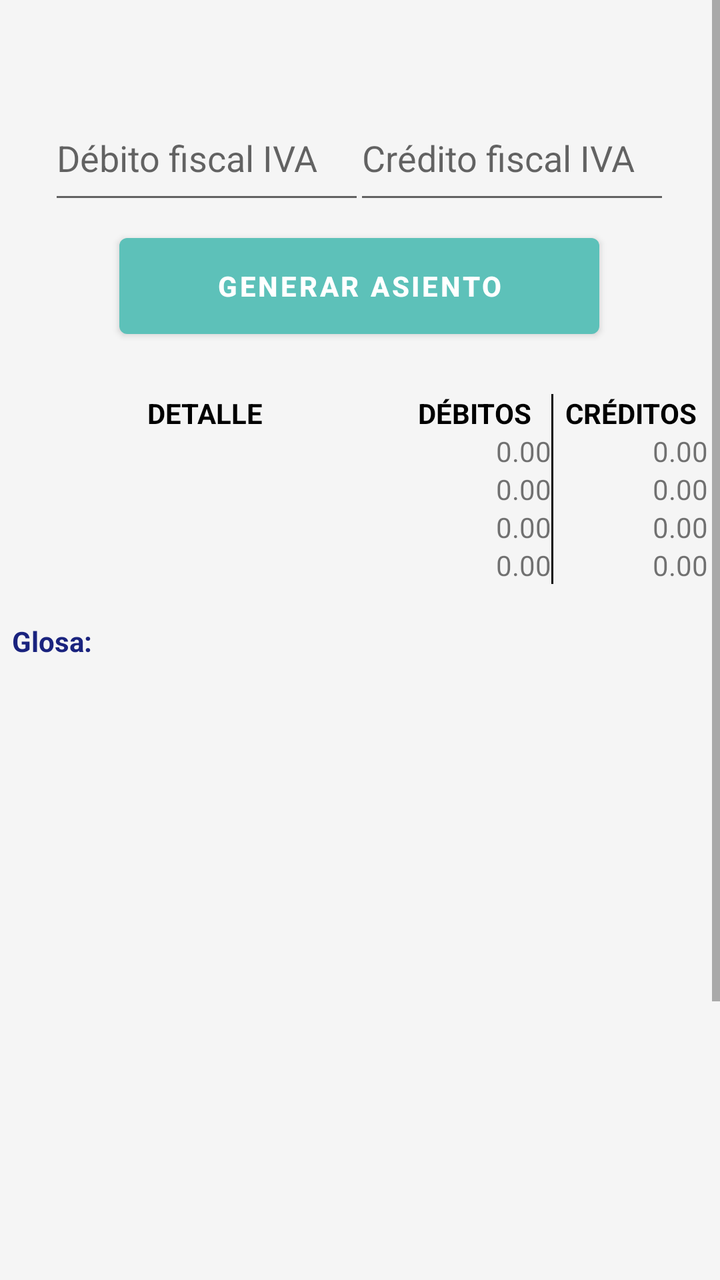
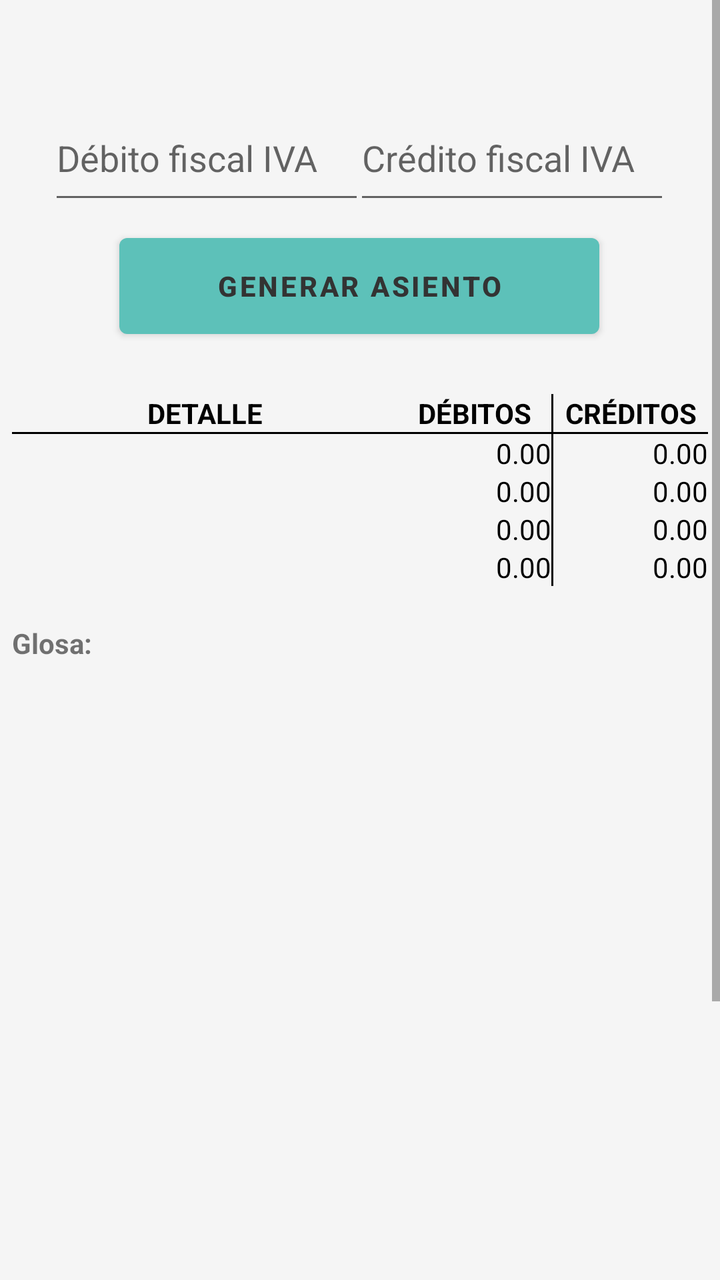

Two renders of the same Android screen: before a commit and after it. Below are the layout's source before the change and the commit's diff.
<!-- AndroidManifest.xml: application theme Theme.ContabilidadBasicaBolivia -->
<!-- res/layout/activity_liquidacion.xml -->
<?xml version="1.0" encoding="utf-8"?>
<ScrollView
    xmlns:android="http://schemas.android.com/apk/res/android"
    xmlns:app="http://schemas.android.com/apk/res-auto"
    xmlns:tools="http://schemas.android.com/tools"
    android:layout_width="match_parent"
    android:layout_height="match_parent"
    android:background="#F5F5F5"
    tools:context="com.datos.contabilidadbasicabolivia.Liquidacion">

    <androidx.constraintlayout.widget.ConstraintLayout
        android:layout_width="match_parent"
        android:layout_height="wrap_content">

        <EditText
            android:id="@+id/editTextNumber"
            android:layout_width="158dp"
            android:layout_height="59dp"
            android:layout_marginTop="48dp"
            android:ems="10"
            android:hint="Débito fiscal IVA"
            android:inputType="text"
            android:textColor="@color/black"
            app:layout_constraintEnd_toEndOf="parent"
            app:layout_constraintHorizontal_bias="0.121"
            app:layout_constraintStart_toStartOf="parent"
            app:layout_constraintTop_toTopOf="parent" />

        <EditText
            android:id="@+id/editTextNumber1"
            android:layout_width="158dp"
            android:layout_height="59dp"
            android:layout_marginTop="48dp"
            android:ems="10"
            android:hint="Crédito fiscal IVA"
            android:inputType="text"
            android:textColor="@color/black"
            app:layout_constraintBottom_toTopOf="@+id/button"
            app:layout_constraintEnd_toEndOf="parent"
            app:layout_constraintHorizontal_bias="0.877"
            app:layout_constraintStart_toStartOf="parent"
            app:layout_constraintTop_toTopOf="parent"
            app:layout_constraintVertical_bias="0.0" />

        <Button
            android:id="@+id/button"
            android:layout_width="240dp"
            android:layout_height="60dp"
            android:layout_marginTop="6dp"
            android:onClick="Generar"
            android:text="Generar Asiento"
            android:textStyle="bold"
            android:textColor="#ffffff"
            android:theme="@style/button1"
            app:layout_constraintEnd_toEndOf="parent"
            app:layout_constraintHorizontal_bias="0.497"
            app:layout_constraintStart_toStartOf="parent"
            app:layout_constraintTop_toBottomOf="@+id/editTextNumber" />

        <TableLayout
            android:layout_width="348dp"
            android:layout_height="621dp"
            android:layout_marginTop="24dp"
            app:layout_constraintBottom_toBottomOf="parent"
            app:layout_constraintEnd_toEndOf="parent"
            app:layout_constraintStart_toStartOf="parent"
            app:layout_constraintTop_toBottomOf="@+id/button"
            app:layout_constraintVertical_bias="0.0">

            <TableRow
                android:layout_width="match_parent"
                android:layout_height="wrap_content">

                <TextView
                    android:id="@+id/textView1"
                    android:layout_width="0dp"
                    android:layout_height="wrap_content"
                    android:layout_weight="2.5"
                    android:gravity="center"
                    android:textColor="#000000"
                    android:text="DETALLE"
                    android:textStyle="bold" />

                <TextView
                    android:id="@+id/textView2"
                    android:layout_width="0dp"
                    android:layout_height="wrap_content"
                    android:layout_weight="1"
                    android:gravity="center"
                    android:textColor="#000000"
                    android:text="DÉBITOS"
                    android:textStyle="bold" />


                <View
                    android:layout_width="1dp"
                    android:layout_height="match_parent"
                    android:background="#000000" />

                <TextView
                    android:id="@+id/textView3"
                    android:layout_width="0dp"
                    android:layout_height="wrap_content"
                    android:layout_weight="1"
                    android:gravity="center"
                    android:textColor="#000000"
                    android:text="CRÉDITOS"
                    android:textStyle="bold" />
            </TableRow>

            <TableRow
                android:layout_width="match_parent"
                android:layout_height="wrap_content">

                <TextView
                    android:id="@+id/espacioletras1"
                    android:layout_width="0dp"
                    android:layout_height="wrap_content"
                    android:layout_weight="2.5"
                    android:fontFamily="@font/sriracha"
                    android:text="" />

                <TextView
                    android:id="@+id/espacio_01"
                    android:layout_width="0dp"
                    android:layout_height="wrap_content"
                    android:layout_weight="1"
                    android:gravity="right"
                    android:text="0.00" />

                <View
                    android:layout_width="1dp"
                    android:layout_height="match_parent"
                    android:background="#000000" />

                <TextView
                    android:id="@+id/espacio_02"
                    android:layout_width="0dp"
                    android:layout_height="wrap_content"
                    android:layout_weight="1"
                    android:gravity="right"
                    android:text="0.00" />
            </TableRow>

            <TableRow
                android:layout_width="match_parent"
                android:layout_height="wrap_content">

                <TextView
                    android:id="@+id/espacioliteral2"
                    android:layout_width="0dp"
                    android:layout_height="wrap_content"
                    android:layout_weight="2.5"
                    android:fontFamily="@font/sriracha"
                    android:text="" />

                <TextView
                    android:id="@+id/espacio_03"
                    android:layout_width="0dp"
                    android:layout_height="wrap_content"
                    android:layout_weight="1"
                    android:gravity="right"
                    android:text="0.00" />

                <View
                    android:layout_width="1dp"
                    android:layout_height="match_parent"
                    android:background="#000000" />

                <TextView
                    android:id="@+id/espacio_04"
                    android:layout_width="0dp"
                    android:layout_height="wrap_content"
                    android:layout_weight="1"
                    android:gravity="right"
                    android:text="0.00" />
            </TableRow>

            <TableRow
                android:layout_width="match_parent"
                android:layout_height="wrap_content">

                <TextView
                    android:id="@+id/espacioliteral3"
                    android:layout_width="0dp"
                    android:layout_height="wrap_content"
                    android:layout_weight="2.5"
                    android:fontFamily="@font/sriracha"
                    android:text="" />

                <TextView
                    android:id="@+id/espacio_05"
                    android:layout_width="0dp"
                    android:layout_height="wrap_content"
                    android:layout_weight="1"
                    android:gravity="right"
                    android:text="0.00" />

                <View
                    android:layout_width="1dp"
                    android:layout_height="match_parent"
                    android:background="#000000" />

                <TextView
                    android:id="@+id/espacio_06"
                    android:layout_width="0dp"
                    android:layout_height="wrap_content"
                    android:layout_weight="1"
                    android:gravity="right"
                    android:text="0.00" />
            </TableRow>

            <TableRow
                android:layout_width="match_parent"
                android:layout_height="wrap_content">

                <TextView
                    android:id="@+id/textView32"
                    android:layout_width="0dp"
                    android:layout_height="wrap_content"
                    android:layout_weight="2.5"
                    android:fontFamily="@font/sriracha"
                    android:text="" />

                <TextView
                    android:id="@+id/espacio_07"
                    android:layout_width="0dp"
                    android:layout_height="wrap_content"
                    android:layout_weight="1"
                    android:gravity="right"
                    android:text="0.00" />

                <View
                    android:layout_width="1dp"
                    android:layout_height="match_parent"
                    android:background="#000000" />

                <TextView
                    android:id="@+id/espacio_08"
                    android:layout_width="0dp"
                    android:layout_height="wrap_content"
                    android:layout_weight="1"
                    android:gravity="right"
                    android:text="0.00" />
            </TableRow>
            <TableRow
                android:layout_width="match_parent"
                android:layout_height="wrap_content">

                <TextView
                    android:id="@+id/glosanull"
                    android:layout_width="0dp"
                    android:layout_height="wrap_content"
                    android:layout_weight="2.5"
                    android:textStyle="bold" />
            </TableRow>

            <TableRow
                android:id="@+id/tableRow"
                android:layout_width="match_parent"
                android:layout_height="wrap_content">

                <TextView
                    android:id="@+id/glosa_01"
                    android:layout_width="0dp"
                    android:layout_height="wrap_content"
                    android:layout_weight="2.5"
                    android:text="Glosa:"
                    android:textColor="#1A237E"
                    android:textStyle="bold" />
            </TableRow>

            <TableRow
                android:layout_width="match_parent"
                android:layout_height="wrap_content">

                <TextView
                    android:id="@+id/glosanull2"
                    android:layout_width="0dp"
                    android:layout_height="wrap_content"
                    android:layout_weight="2.5"
                    android:textStyle="bold" />
            </TableRow>

            <TableRow
                android:layout_width="match_parent"
                android:layout_height="wrap_content">

                <TextView
                    android:id="@+id/informacion"
                    android:layout_width="0dp"
                    android:layout_height="wrap_content"
                    android:layout_weight="2.5"
                    android:textColor="#402945"
                    android:textStyle="bold" />
            </TableRow>

            <TableRow
                android:layout_width="match_parent"
                android:layout_height="wrap_content">

                <TextView
                    android:id="@+id/notanull"
                    android:layout_width="0dp"
                    android:layout_height="wrap_content"
                    android:layout_weight="2.5"
                    android:textStyle="bold" />
            </TableRow>

            <TableRow
                android:layout_width="match_parent"
                android:layout_height="wrap_content">

                <TextView
                    android:id="@+id/nota1"
                    android:layout_width="0dp"
                    android:layout_height="wrap_content"
                    android:layout_weight="2.5"
                    android:textColor="#402945"
                    android:textStyle="bold" />
            </TableRow>

            <TableRow
                android:layout_width="match_parent"
                android:layout_height="wrap_content">

                <TextView
                    android:id="@+id/notanull1"
                    android:layout_width="0dp"
                    android:layout_height="wrap_content"
                    android:layout_weight="2.5"
                    android:textColor="#402945"
                    android:textStyle="bold" />
            </TableRow>

            <TableRow
                android:layout_width="match_parent"
                android:layout_height="wrap_content">

                <TextView
                    android:id="@+id/nota2"
                    android:layout_width="0dp"
                    android:layout_height="wrap_content"
                    android:layout_weight="2.5"
                    android:textColor="#402945"
                    android:textStyle="bold" />
            </TableRow>

            <TableRow
                android:layout_width="match_parent"
                android:layout_height="wrap_content">

                <TextView
                    android:id="@+id/nota3"
                    android:layout_width="0dp"
                    android:layout_height="wrap_content"
                    android:layout_weight="2.5"
                    android:textColor="#402945"
                    android:textStyle="bold" />
            </TableRow>
        </TableLayout>
    </androidx.constraintlayout.widget.ConstraintLayout>
</ScrollView>
<!-- resources referenced by this layout -->
<resources>
  <color name="black">#FF000000</color>
  <style name="button1" parent="Theme.AppCompat.Light.NoActionBar">
          <item name="colorPrimary">@color/red</item>
          <item name="colorPrimaryVariant">@color/lightGray</item>
          <item name="android:textColorPrimary">@color/navy</item>
          <item name="android:statusBarColor">@color/darkGreen</item>
      </style>
  <style name="Theme.ContabilidadBasicaBolivia" parent="Base.Theme.ContabilidadBasicaBolivia" />
  <color name="red">#5DC1B9</color>
  <color name="lightGray">#D3D3D3</color>
  <color name="navy">#000080</color>
  <color name="darkGreen">#006400</color>
  <style name="Base.Theme.ContabilidadBasicaBolivia" parent="Theme.MaterialComponents.DayNight.NoActionBar">
          
          
          <item name="colorPrimary">@color/white</item>
          <item name="colorPrimaryVariant">@color/black</item>
          <item name="android:textColorPrimary">@color/white</item>
          <item name="android:statusBarColor">@color/red</item>
  
      </style>
  <color name="white">#FFFFFFFF</color>
</resources>

<!-- the commit's change to res/layout/activity_liquidacion.xml (unified diff, before → after) -->
@@ -5,12 +5,13 @@
     xmlns:tools="http://schemas.android.com/tools"
     android:layout_width="match_parent"
     android:layout_height="match_parent"
-    android:background="#F5F5F5"
     tools:context="com.datos.contabilidadbasicabolivia.Liquidacion">
+
 
     <androidx.constraintlayout.widget.ConstraintLayout
         android:layout_width="match_parent"
-        android:layout_height="wrap_content">
+        android:layout_height="wrap_content"
+        android:background="#F5F5F5">
 
         <EditText
             android:id="@+id/editTextNumber"
@@ -50,7 +51,7 @@
             android:onClick="Generar"
             android:text="Generar Asiento"
             android:textStyle="bold"
-            android:textColor="#ffffff"
+            android:textColor="#333333"
             android:theme="@style/button1"
             app:layout_constraintEnd_toEndOf="parent"
             app:layout_constraintHorizontal_bias="0.497"
@@ -107,6 +108,10 @@
                     android:text="CRÉDITOS"
                     android:textStyle="bold" />
             </TableRow>
+            <View
+                android:layout_width="match_parent"
+                android:layout_height="1dp"
+                android:background="#000000" />
 
             <TableRow
                 android:layout_width="match_parent"
@@ -118,6 +123,7 @@
                     android:layout_height="wrap_content"
                     android:layout_weight="2.5"
                     android:fontFamily="@font/sriracha"
+                    android:textColor="@color/black"
                     android:text="" />
 
                 <TextView
@@ -126,6 +132,7 @@
                     android:layout_height="wrap_content"
                     android:layout_weight="1"
                     android:gravity="right"
+                    android:textColor="@color/black"
                     android:text="0.00" />
 
                 <View
@@ -139,6 +146,7 @@
                     android:layout_height="wrap_content"
                     android:layout_weight="1"
                     android:gravity="right"
+                    android:textColor="@color/black"
                     android:text="0.00" />
             </TableRow>
 
@@ -152,6 +160,7 @@
                     android:layout_height="wrap_content"
                     android:layout_weight="2.5"
                     android:fontFamily="@font/sriracha"
+                    android:textColor="@color/black"
                     android:text="" />
 
                 <TextView
@@ -160,6 +169,7 @@
                     android:layout_height="wrap_content"
                     android:layout_weight="1"
                     android:gravity="right"
+                    android:textColor="@color/black"
                     android:text="0.00" />
 
                 <View
@@ -173,6 +183,7 @@
                     android:layout_height="wrap_content"
                     android:layout_weight="1"
                     android:gravity="right"
+                    android:textColor="@color/black"
                     android:text="0.00" />
             </TableRow>
 
@@ -186,6 +197,7 @@
                     android:layout_height="wrap_content"
                     android:layout_weight="2.5"
                     android:fontFamily="@font/sriracha"
+                    android:textColor="@color/black"
                     android:text="" />
 
                 <TextView
@@ -194,6 +206,7 @@
                     android:layout_height="wrap_content"
                     android:layout_weight="1"
                     android:gravity="right"
+                    android:textColor="@color/black"
                     android:text="0.00" />
 
                 <View
@@ -207,6 +220,7 @@
                     android:layout_height="wrap_content"
                     android:layout_weight="1"
                     android:gravity="right"
+                    android:textColor="@color/black"
                     android:text="0.00" />
             </TableRow>
 
@@ -220,6 +234,7 @@
                     android:layout_height="wrap_content"
                     android:layout_weight="2.5"
                     android:fontFamily="@font/sriracha"
+                    android:textColor="@color/black"
                     android:text="" />
 
                 <TextView
@@ -228,6 +243,7 @@
                     android:layout_height="wrap_content"
                     android:layout_weight="1"
                     android:gravity="right"
+                    android:textColor="@color/black"
                     android:text="0.00" />
 
                 <View
@@ -241,6 +257,7 @@
                     android:layout_height="wrap_content"
                     android:layout_weight="1"
                     android:gravity="right"
+                    android:textColor="@color/black"
                     android:text="0.00" />
             </TableRow>
             <TableRow
@@ -266,7 +283,6 @@
                     android:layout_height="wrap_content"
                     android:layout_weight="2.5"
                     android:text="Glosa:"
-                    android:textColor="#1A237E"
                     android:textStyle="bold" />
             </TableRow>
 
